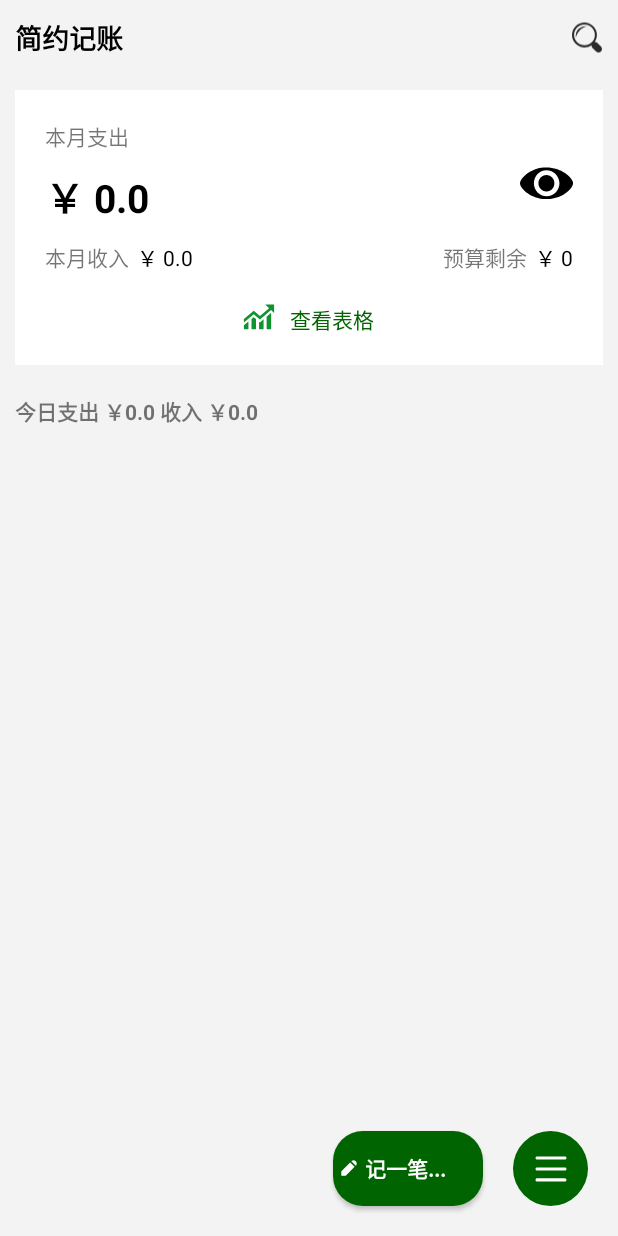
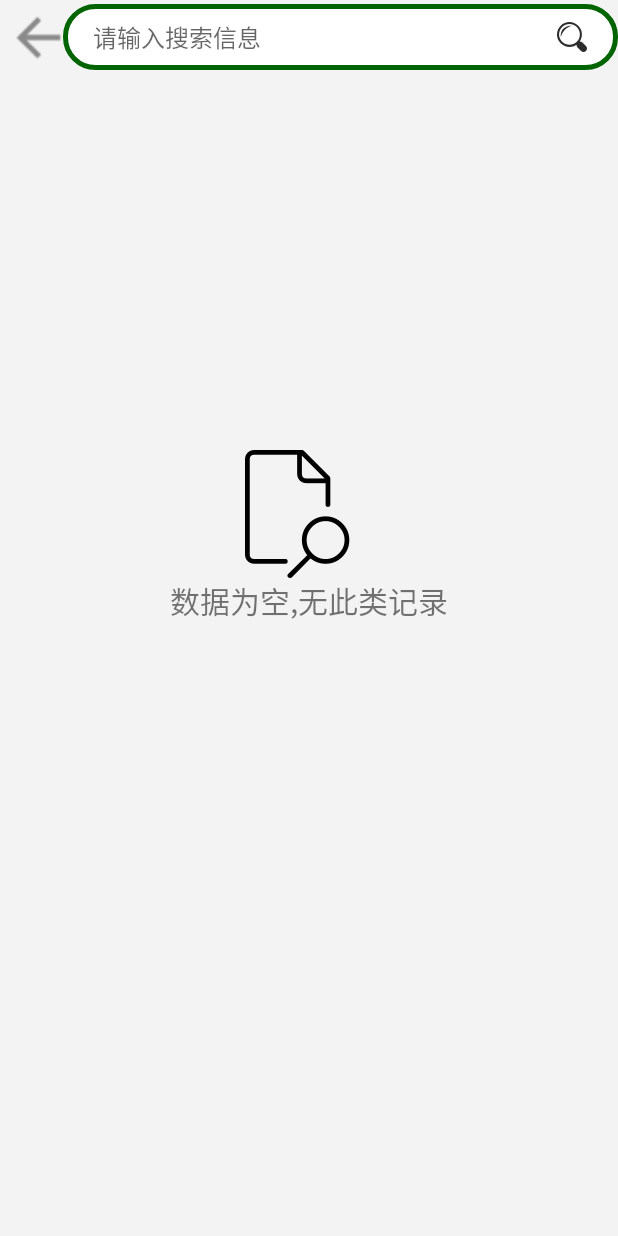
Before and after one commit to Timorcc/tally_-, an Android app: the screen it shows after launch (MainActivity before the commit, SearchActivity after it), after a tap on an icon or button, on a phone screen of 412 x 824 dp. Run offline under Robolectric (Android 15) with nearby library versions, the phone set to English and light mode, and no system bars.

Commit message:
part2 p2 finished

```diff
--- a/app/src/main/AndroidManifest.xml
+++ b/app/src/main/AndroidManifest.xml
@@ -10,7 +10,8 @@
         android:roundIcon="@mipmap/ic_launcher_round"
         android:supportsRtl="true"
         android:theme="@style/AppTheme">
-        <activity android:name=".RecordActivity"></activity>
+        <activity android:name=".SearchActivity"></activity>
+        <activity android:name=".RecordActivity" />
         <activity android:name=".MainActivity">
             <intent-filter>
                 <action android:name="android.intent.action.MAIN" />
--- /dev/null
+++ b/app/src/main/java/com/example/tally/SearchActivity.java
@@ -0,0 +1,71 @@
+package com.example.tally;
+
+import androidx.appcompat.app.AppCompatActivity;
+
+import android.os.Bundle;
+import android.text.TextUtils;
+import android.view.View;
+import android.widget.EditText;
+import android.widget.ListView;
+import android.widget.TextView;
+import android.widget.Toast;
+
+import com.example.tally.adapter.AccountAdapter;
+import com.example.tally.db.AccountBean;
+import com.example.tally.db.DBManager;
+
+import java.util.ArrayList;
+import java.util.List;
+
+public class SearchActivity extends AppCompatActivity {
+
+    ListView searchLv;
+    EditText searchEt;
+    TextView emptyTv;
+
+    List<AccountBean> mDates;   //数据源
+    AccountAdapter adapter;     //适配器对象
+
+    @Override
+    protected void onCreate(Bundle savedInstanceState) {
+        super.onCreate(savedInstanceState);
+        setContentView(R.layout.activity_search);
+        initView();
+        mDates = new ArrayList<>();
+        adapter = new AccountAdapter(this, mDates);
+        searchLv.setAdapter(adapter);
+        searchLv.setEmptyView(emptyTv); //设置无数据时显示的控件
+    }
+
+    private void initView() {
+        searchLv = findViewById(R.id.search_Lv);
+        searchEt = findViewById(R.id.search_et);
+        emptyTv = findViewById(R.id.search_tv_empty);
+
+
+    }
+
+    public void onClick(View view) {
+        switch (view.getId()) {
+            case R.id.search_iv_back:
+                finish();
+                break;
+            case R.id.search_iv_sh://执行搜索
+                String msg = searchEt.getText().toString().trim();
+                //判断输入是否为空，如果为空，提示不能搜索
+                if (TextUtils.isEmpty(msg)) {
+                    Toast.makeText(SearchActivity.this, "输入内容不能为空", Toast.LENGTH_SHORT).show();
+                    return;
+                } else {
+                    //开始查询
+                    List<AccountBean> list = DBManager.getAccountListByRemarkFromAccounttb(msg);
+                    mDates.clear();
+                    mDates.addAll(list);
+                    adapter.notifyDataSetChanged();
+                }
+
+                break;
+
+        }
+    }
+}
--- /dev/null
+++ b/app/src/main/res/layout/activity_search.xml
@@ -0,0 +1,66 @@
+<?xml version="1.0" encoding="utf-8"?>
+<LinearLayout xmlns:android="http://schemas.android.com/apk/res/android"
+    android:layout_width="match_parent"
+    android:layout_height="match_parent"
+    android:background="@color/grey_f3f3f3"
+    android:orientation="vertical">
+
+    <RelativeLayout
+        android:layout_width="match_parent"
+        android:layout_height="50dp">
+
+        <ImageView
+            android:id="@+id/search_iv_back"
+            android:layout_width="wrap_content"
+            android:layout_height="match_parent"
+            android:layout_marginStart="10dp"
+            android:onClick="onClick"
+            android:src="@mipmap/it_back" />
+
+        <EditText
+            android:id="@+id/search_et"
+            android:layout_width="match_parent"
+            android:layout_height="wrap_content"
+            android:layout_centerVertical="true"
+            android:layout_toEndOf="@id/search_iv_back"
+            android:background="@drawable/dialog_btn_bg"
+            android:hint="@string/please_search_info"
+            android:paddingStart="20dp"
+            android:paddingTop="10dp"
+            android:paddingEnd="10dp"
+            android:paddingBottom="10dp"
+            android:textSize="16sp">
+
+            <requestFocus />
+        </EditText>
+
+        <ImageView
+            android:id="@+id/search_iv_sh"
+            android:layout_width="wrap_content"
+            android:layout_height="wrap_content"
+            android:layout_alignParentEnd="true"
+            android:layout_centerVertical="true"
+            android:layout_marginEnd="20dp"
+            android:onClick="onClick"
+            android:src="@mipmap/search" />
+    </RelativeLayout>
+
+    <ListView
+        android:id="@+id/search_Lv"
+        android:layout_width="match_parent"
+        android:layout_height="match_parent"
+        android:divider="@color/grey_f3f3f3"
+        android:dividerHeight="6dp"
+        android:visibility="gone" />
+
+    <TextView
+        android:id="@+id/search_tv_empty"
+        android:layout_width="match_parent"
+        android:layout_height="wrap_content"
+        android:layout_marginTop="250dp"
+        android:drawableTop="@mipmap/it_searchtext"
+        android:gravity="center"
+        android:text="@string/date_empty"
+        android:textSize="20sp" />
+
+</LinearLayout>
--- a/app/src/main/res/values/strings.xml
+++ b/app/src/main/res/values/strings.xml
@@ -11,5 +11,7 @@
     <string name="ensure">确定</string>
     <string name="cancel">取消</string>
     <string name="please_input_time">请输入时间（24小时制）</string>
+    <string name="please_search_info">请输入搜索信息</string>
+    <string name="date_empty">数据为空,无此类记录</string>
 
 </resources>
```
Also changed, not shown: app/src/main/java/com/example/tally/MainActivity.java (+5 -3 lines), app/src/main/java/com/example/tally/db/DBManager.java (+21 -0 lines).
